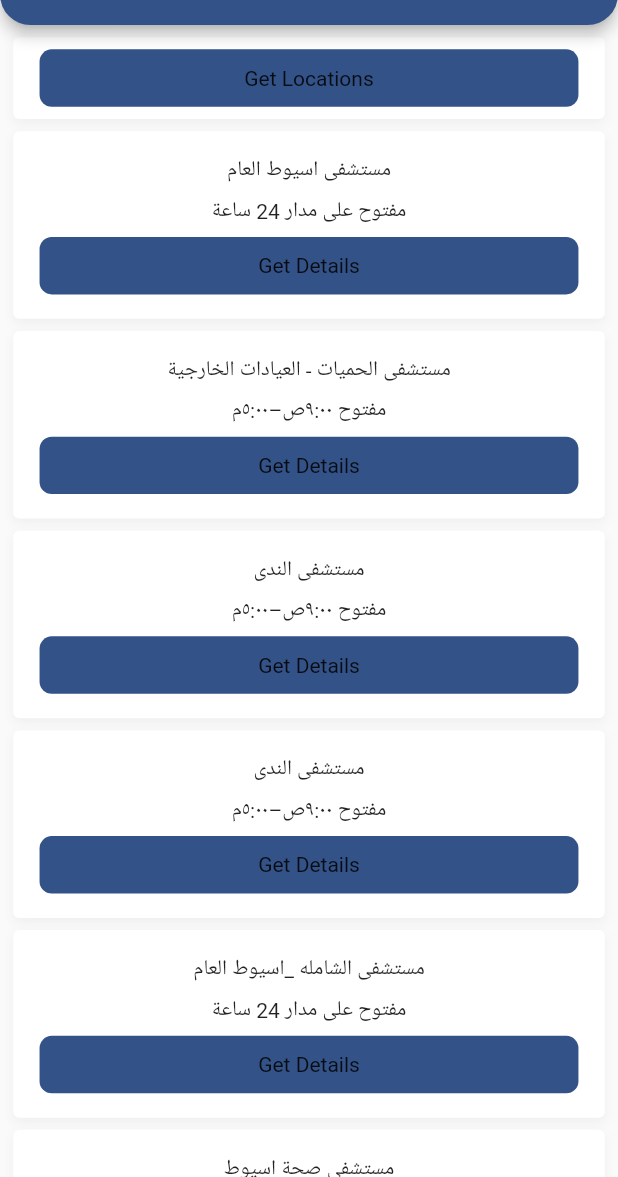
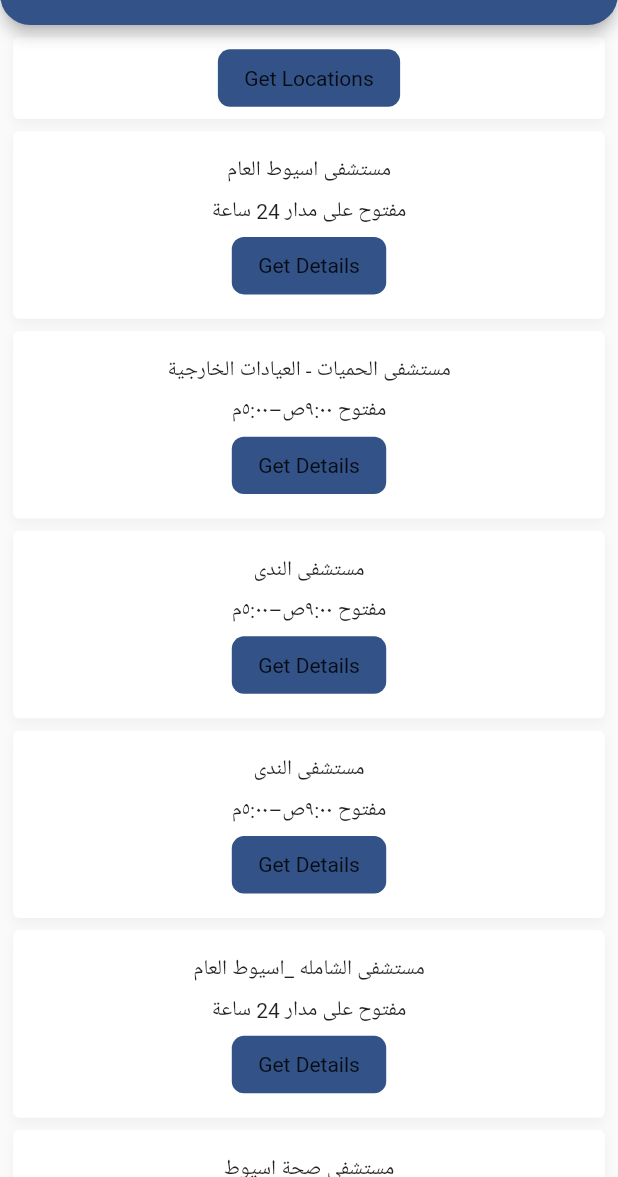
Before and after one commit to Mahmoud-Abdel-Moaz/health_care, a Flutter app: the PlacesTypeScreen screen opened directly, on a phone screen of 412 x 824 dp, the part 59-1236 px from its top. Run offline on Flutter 3.47's test engine with Material 2 defaults, Android fonts, the phone set to English and light mode, and no system bars; our stand-ins replace bloc, cloud_firestore, conditional_builder, conditional_builder_null_safety, device_info_plus, equatable and 10 more; accounts and stored records are empty.

Commit message:
hospitals

```diff
--- a/lib/core/colors.dart
+++ b/lib/core/colors.dart
@@ -8,6 +8,7 @@ Color  ceil=const Color(0xff98a7c1);
 Color  brightGray=const Color(0xffefefef);
 Color  spanishGray=const Color(0xff979797);
 Color  lotion=const Color(0xfffafafa);
+Color  green=const Color(0xff67a67e);
 Color  wildBlueYonder=const Color(0xffabb6cf);
 
 Color  startProfileHeaderColor=const Color(0xffe7ebef);
--- a/lib/features/hospitals/presentation/pages/place_details_view.dart
+++ b/lib/features/hospitals/presentation/pages/place_details_view.dart
@@ -28,7 +28,7 @@ class PlaceDetails extends StatelessWidget {
             child: ImageIcon(
               AssetImage('assets/images/$type.png'),
               color: defaultColor,
-              size: 70.r,
+              size: 120.r,
             ),
           ),
           SizedBox(
--- a/lib/features/hospitals/presentation/pages/places_view.dart
+++ b/lib/features/hospitals/presentation/pages/places_view.dart
@@ -58,14 +58,20 @@ class PlacesTypeScreen extends StatelessWidget {
                           offset: const Offset(0, 3))
                     ],
                   ),
-                  child: Center(
-                    child: defaultButton(
+                  child: Row(
+                    mainAxisSize: MainAxisSize.max,
+                    children: [
+                     const Flexible(fit:FlexFit.tight,child: SizedBox()),
+                      defaultButton(
                         onTap: () => navigateTo(
                             context,
                             LocationsScreen(
                                 places: places!, type: type, title: title)),
                         text: 'Get Locations',
                       ),
+                     const Flexible(fit:FlexFit.tight,child: SizedBox()),
+
+                    ],
                   ),
                 ),
                 SizedBox(
--- a/lib/features/hospitals/presentation/widgets/hospital_item_view.dart
+++ b/lib/features/hospitals/presentation/widgets/hospital_item_view.dart
@@ -35,9 +35,17 @@ class HospitalItemView extends StatelessWidget {
         children: [
           Text(place.name,style: openSans(16.sp, Colors.black, FontWeight.w600),textScaleFactor: 1,),
           SizedBox(height: 8.h,),
-          Text(place.availability,style: openSans(14.sp, Colors.greenAccent, FontWeight.w400),textScaleFactor: 1,),
+          Text(place.availability,style: openSans(14.sp, green, FontWeight.w400),textScaleFactor: 1,),
           SizedBox(height: 8.h,),
-defaultButton(onTap: ()=>navigateTo(context, PlaceDetails(place: place, type: type)), text: 'Get Details'),
+Row(
+  mainAxisSize: MainAxisSize.max,
+  children: [
+    const Flexible(fit:FlexFit.tight,child: SizedBox()),
+        defaultButton(onTap: ()=>navigateTo(context, PlaceDetails(place: place, type: type)), text: 'Get Details'),
+    const Flexible(fit:FlexFit.tight,child: SizedBox()),
+
+  ],
+),
         ],
       ),
     );
```
Also changed, not shown: lib/features/hospitals/presentation/pages/locations_view.dart (+76 -14 lines). Lines whose indentation alone changed are shown as unchanged.
